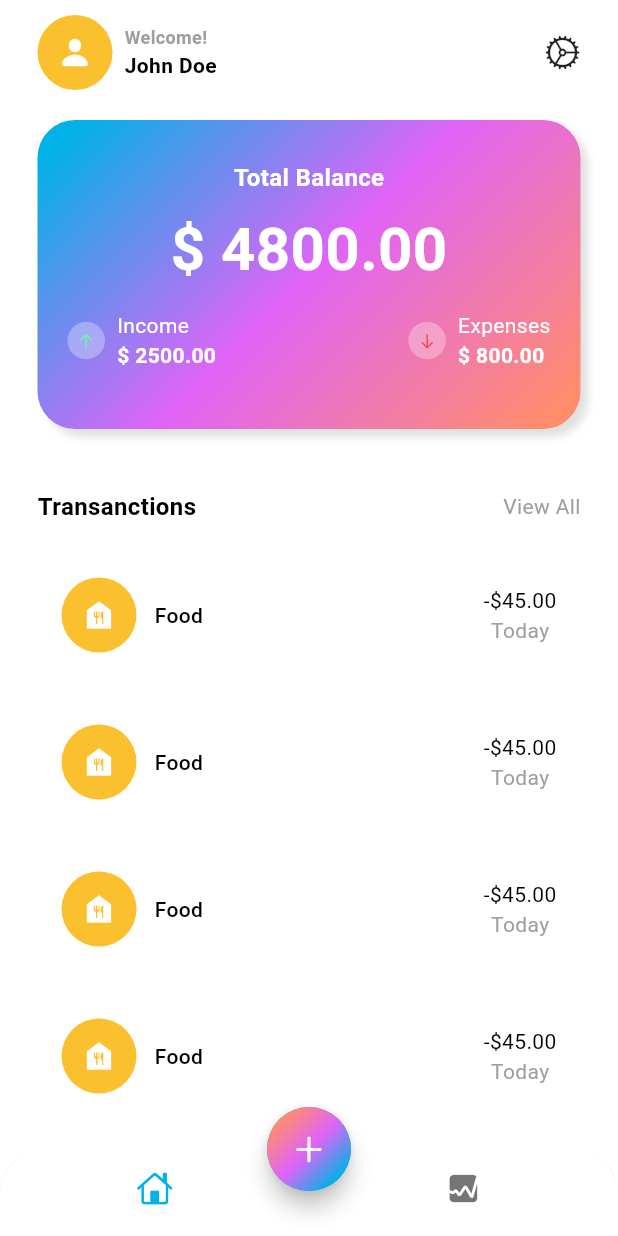
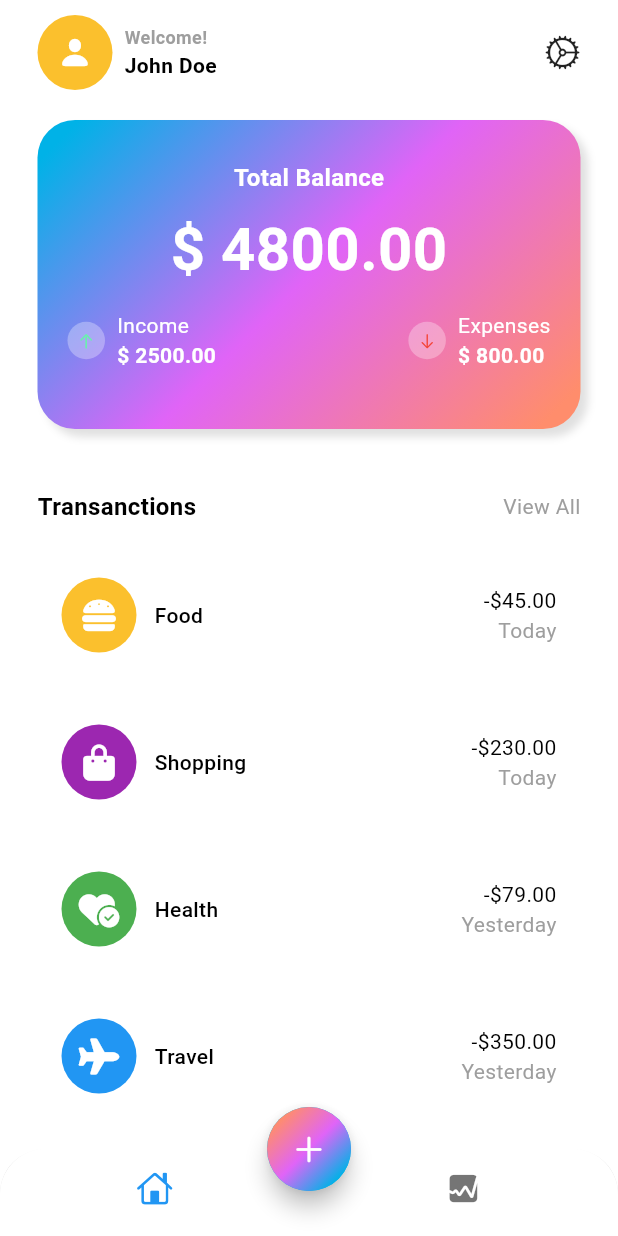
Before and after one commit to Edil-Ayehu/Expense-Tracker-App, a Flutter app: the screen it shows after launch, on a phone screen of 412 x 824 dp. Run offline on Flutter 3.47's test engine with Material 3 defaults, Android fonts, the phone set to English and light mode, and no system bars; our stand-ins replace fl_chart, font_awesome_flutter.

Commit message:
transaction bar chart Ui completed!

```diff
--- a/lib/data/data.dart
+++ b/lib/data/data.dart
@@ -0,0 +1,33 @@
+import 'package:flutter/material.dart';
+import 'package:font_awesome_flutter/font_awesome_flutter.dart';
+
+List<Map<String, dynamic>> transactionsData = [
+  {
+    'icon': FaIcon(FontAwesomeIcons.burger,color: Colors.white),
+    'color': Colors.yellow[700],
+    'name': "Food",
+    'totalAmount': '-\$45.00',
+    'date': 'Today',
+  },
+  {
+    'icon': FaIcon(FontAwesomeIcons.bagShopping,color: Colors.white),
+    'color': Colors.purple,
+    'name': "Shopping",
+    'totalAmount': '-\$230.00',
+    'date': 'Today',
+  },
+  {
+    'icon': FaIcon(FontAwesomeIcons.heartCircleCheck,color: Colors.white),
+    'color': Colors.green,
+    'name': "Health",
+    'totalAmount': '-\$79.00',
+    'date': 'Yesterday',
+  },
+  {
+    'icon': FaIcon(FontAwesomeIcons.plane,color: Colors.white),
+    'color': Colors.blue,
+    'name': "Travel",
+    'totalAmount': '-\$350.00',
+    'date': 'Yesterday',
+  },
+];
--- a/lib/screens/home/views/home_screen.dart
+++ b/lib/screens/home/views/home_screen.dart
@@ -1,21 +1,40 @@
 import 'dart:math';
 
 import 'package:expense_tracker_app/screens/home/views/main_screen.dart';
+import 'package:expense_tracker_app/screens/stats/stats.dart';
 import 'package:flutter/cupertino.dart';
 import 'package:flutter/material.dart';
 
-class HomeScreen extends StatelessWidget {
+class HomeScreen extends StatefulWidget {
   const HomeScreen({super.key});
+
+  @override
+  State<HomeScreen> createState() => _HomeScreenState();
+}
+
+class _HomeScreenState extends State<HomeScreen> {
+  int indexNumber = 0;
+
+  var widgetList = [
+    MainScreen(),
+    StatScreen(),
+  ];
 
   @override
   Widget build(BuildContext context) {
     return Scaffold(
-      //appBar: AppBar(),
       bottomNavigationBar: ClipRRect(
         borderRadius: BorderRadius.vertical(
           top: Radius.circular(30),
         ),
         child: BottomNavigationBar(
+          onTap: (value) {
+            setState(() {
+              indexNumber = value;
+            });
+          },
+          currentIndex: indexNumber,
+          selectedItemColor: Colors.blue,
           backgroundColor: Colors.white,
           showSelectedLabels: false,
           showUnselectedLabels: false,
@@ -53,7 +72,7 @@ class HomeScreen extends StatelessWidget {
           child: Icon(CupertinoIcons.add),
         ),
       ),
-      body: MainScreen(),
+      body: widgetList[indexNumber],
     );
   }
 }
--- a/lib/screens/home/views/main_screen.dart
+++ b/lib/screens/home/views/main_screen.dart
@@ -1,5 +1,6 @@
 import 'dart:math';
 
+import 'package:expense_tracker_app/data/data.dart';
 import 'package:flutter/cupertino.dart';
 import 'package:flutter/material.dart';
 
@@ -219,7 +220,7 @@ class MainScreen extends StatelessWidget {
             SizedBox(height: 20),
             Expanded(
               child: ListView.builder(
-                itemCount: 6,
+                itemCount: transactionsData.length,
                 itemBuilder: (context, index) {
                   return Padding(
                     padding: EdgeInsets.only(bottom: 16),
@@ -239,16 +240,16 @@ class MainScreen extends StatelessWidget {
                                   width: 50,
                                   height: 50,
                                   decoration: BoxDecoration(
-                                    color: Colors.yellow[700],
+                                    color: transactionsData[index]['color'],
                                     shape: BoxShape.circle,
                                   ),
                                 ),
-                                Icon(Icons.food_bank,color: Colors.white),
+                                 transactionsData[index]['icon'],
                               ],
                             ),
                             SizedBox(width: 12),
                             Text(
-                              "Food",
+                              transactionsData[index]['name'],
                               style: TextStyle(
                                 fontSize: 14,
                                 color: Theme.of(context).colorScheme.onBackground,
@@ -257,9 +258,10 @@ class MainScreen extends StatelessWidget {
                             ),
                             Spacer(),
                             Column(
+                              crossAxisAlignment: CrossAxisAlignment.end,
                               children: [
                                 Text(
-                              "-\$45.00",
+                              transactionsData[index]['totalAmount'],
                               style: TextStyle(
                                 fontSize: 14,
                                 color: Theme.of(context).colorScheme.onBackground,
@@ -267,7 +269,7 @@ class MainScreen extends StatelessWidget {
                               ),
                             ),
                             Text(
-                              "Today",
+                              transactionsData[index]['date'],
                               style: TextStyle(
                                 fontSize: 14,
                                 color: Theme.of(context).colorScheme.outline,
```
Also changed, not shown: lib/screens/stats/chart.dart (added, +174 -0 lines), lib/screens/stats/stats.dart (added, +41 -0 lines), pubspec.yaml (+4 -17 lines), pubspec.lock.
